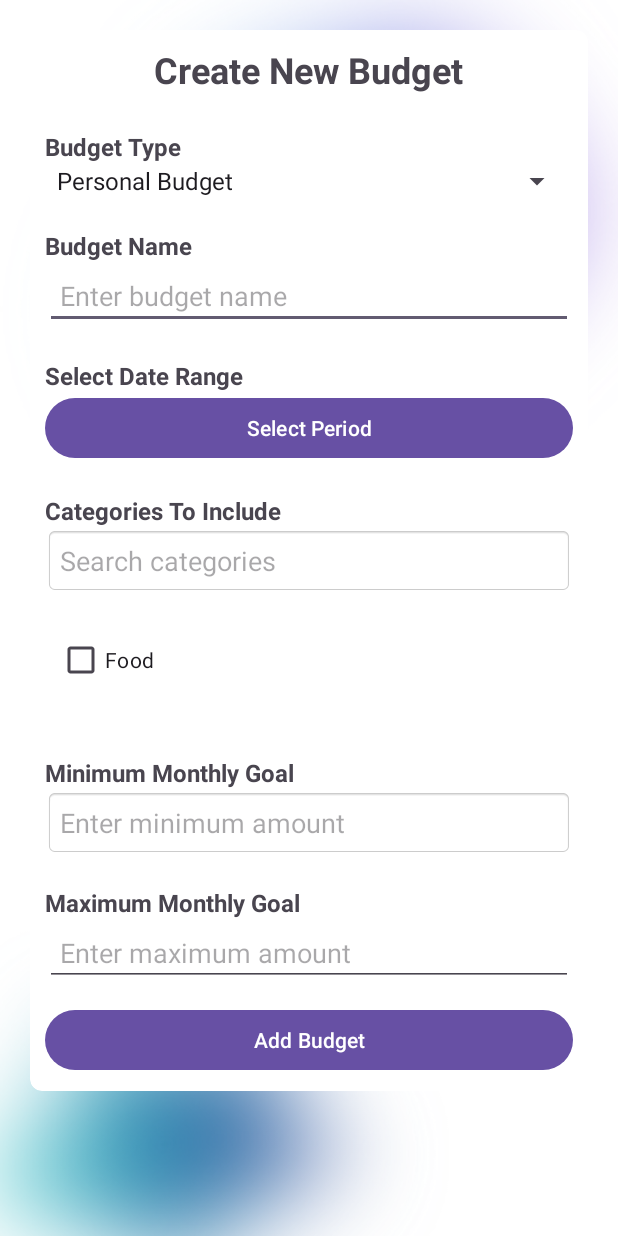
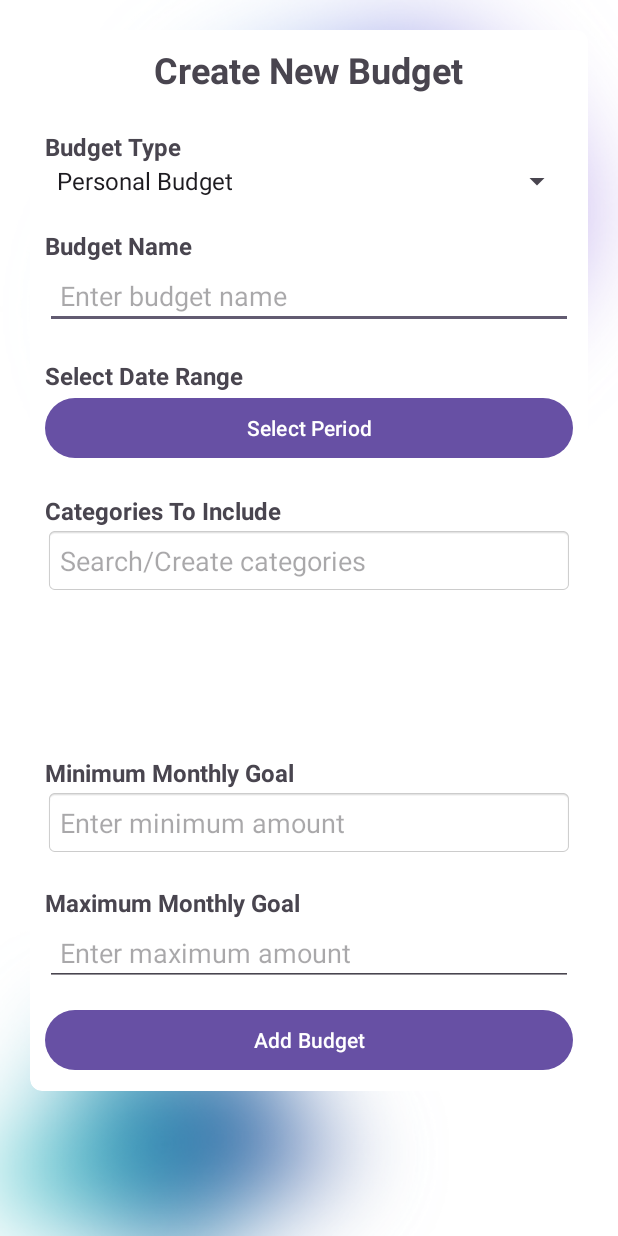
Before and after one commit to aadeza/PROG_POE_2025, an Android app: the CreateBudget screen opened directly, with no data from a screen before it, on a phone screen of 412 x 824 dp. Run offline under Robolectric (Android 15) with nearby library versions, the phone set to English and light mode, and no system bars; our stand-ins replace Room's generated code; Roboto replaces fonts that are not available here.

```diff
--- a/app/src/main/java/DAOs/budgetDAO.kt
+++ b/app/src/main/java/DAOs/budgetDAO.kt
@@ -48,4 +48,10 @@ interface BudgetDAO {
 
     @Query("DELETE FROM BudgetCategoryCrossRef WHERE budgetId = :budgetId")
     suspend fun deleteBudgetCategoryCrossRefsForBudget(budgetId: Int)
+
+    @Query("DELETE FROM BudgetCategoryCrossRef WHERE budgetId = :budgetId")
+    suspend fun deleteBudgetCategories(budgetId: Int)
+
+    @Query("DELETE FROM Budgets WHERE id = :budgetId")
+    suspend fun deleteBudgetById(budgetId: Int)
 }
--- a/app/src/main/java/DAOs/expensesDAO.kt
+++ b/app/src/main/java/DAOs/expensesDAO.kt
@@ -19,4 +19,7 @@ interface ExpensesDAO {
 
     @Query("SELECT SUM(amount) FROM Expenses WHERE user_id = :userId AND category = :category AND date >= :startTime")
     suspend fun getTotalSpentInCategory(userId: Int, category: String, startTime: Long): Float?
+
+    @Query("UPDATE Expenses SET amount = :newAmount WHERE user_id = :userId AND category = :category")
+    suspend fun updateExpenseAmount(userId: Int, category: String, newAmount: Float)
 }
--- a/app/src/main/java/DAOs/incomeDAO.kt
+++ b/app/src/main/java/DAOs/incomeDAO.kt
@@ -20,4 +20,7 @@ interface IncomeDAO {
 
     @Query("SELECT SUM(amount) FROM Income WHERE user_id = :userId AND category = :category AND date >= :startTime")
     suspend fun getTotalSpentInCategory(userId: Int, category: String, startTime: Long): Float?
+
+    @Query("SELECT SUM(amount) FROM Income WHERE user_id = :userId AND category = :category AND date >= :startTime")
+    suspend fun getTotalIncomeInCategory(userId: Int, category: String, startTime: Long): Float?
 }
--- a/app/src/main/java/com/example/prog_poe_2025/CreateBudget.kt
+++ b/app/src/main/java/com/example/prog_poe_2025/CreateBudget.kt
@@ -84,20 +84,8 @@ import java.util.Locale
             // 3️⃣ ViewModel
             categoryViewModel = ViewModelProvider(this)[CategoryViewModel::class.java]
 
-            // 4️⃣ Preload Default Categories
-            lifecycleScope.launch {
-                val current = categoryViewModel.categories.value.orEmpty()
-                if (current.isEmpty()) {
-                    categoryViewModel.insertAll(
-                        listOf(
-                            Category(name = "Food"),
-                            Category(name = "Transport"),
-                            Category(name = "Entertainment"),
-                            Category(name = "Utilities")
-                        )
-                    )
-                }
-            }
+
+
 
             // 5️⃣ Observe Live Category Data
             categoryViewModel.categories.observe(this) { categories ->
@@ -108,14 +96,22 @@ import java.util.Locale
 
                 // 🛠️ Handle category creation from search
                 categoryAdapter.setOnCreateCategoryListener { newCategoryName ->
+                    val existingCategory = allCategories.find { it.name.equals(newCategoryName, ignoreCase = true) }
+
+                    if (existingCategory == null) { // ✅ Only insert if category does NOT exist
                         val newCategory = Category(name = newCategoryName, selected = true)
                         categoryViewModel.insert(newCategory)
+
                         lifecycleScope.launch {
                             delay(300)
                             val updatedList = categoryViewModel.categories.value.orEmpty()
                             categoryAdapter.updateData(updatedList.toMutableList())
                         }
+
                         Toast.makeText(this, "Category \"$newCategoryName\" created!", Toast.LENGTH_SHORT).show()
+                    } else {
+                        Toast.makeText(this, "Category \"$newCategoryName\" already exists!", Toast.LENGTH_SHORT).show()
+                    }
                 }
             }
 
--- a/app/src/main/res/layout/activity_create_budget.xml
+++ b/app/src/main/res/layout/activity_create_budget.xml
@@ -115,7 +115,7 @@
                         android:layout_height="wrap_content"
                         android:layout_marginBottom="12dp"
                         android:background="@android:drawable/editbox_background"
-                        android:hint="Search categories"
+                        android:hint="Search/Create categories"
                         android:padding="10dp" />
 
                     <androidx.recyclerview.widget.RecyclerView
```
Also changed, not shown: app/src/main/java/com/example/prog_poe_2025/BudgetAdapter.kt (+44 -5 lines), app/src/main/java/com/example/prog_poe_2025/LogIncomeExpense.kt (+14 -4 lines), app/src/main/java/com/example/prog_poe_2025/ViewBudgets.kt (+13 -23 lines), app/src/main/res/layout/item_budget.xml (+9 -0 lines). Lines whose indentation alone changed are shown as unchanged.
